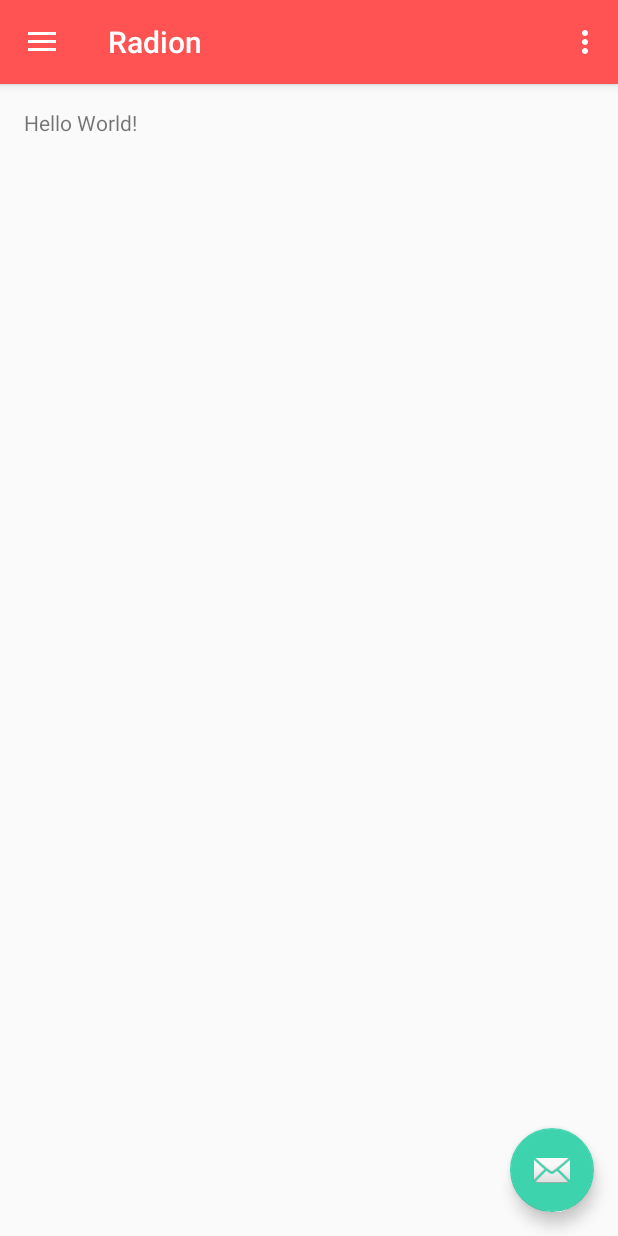
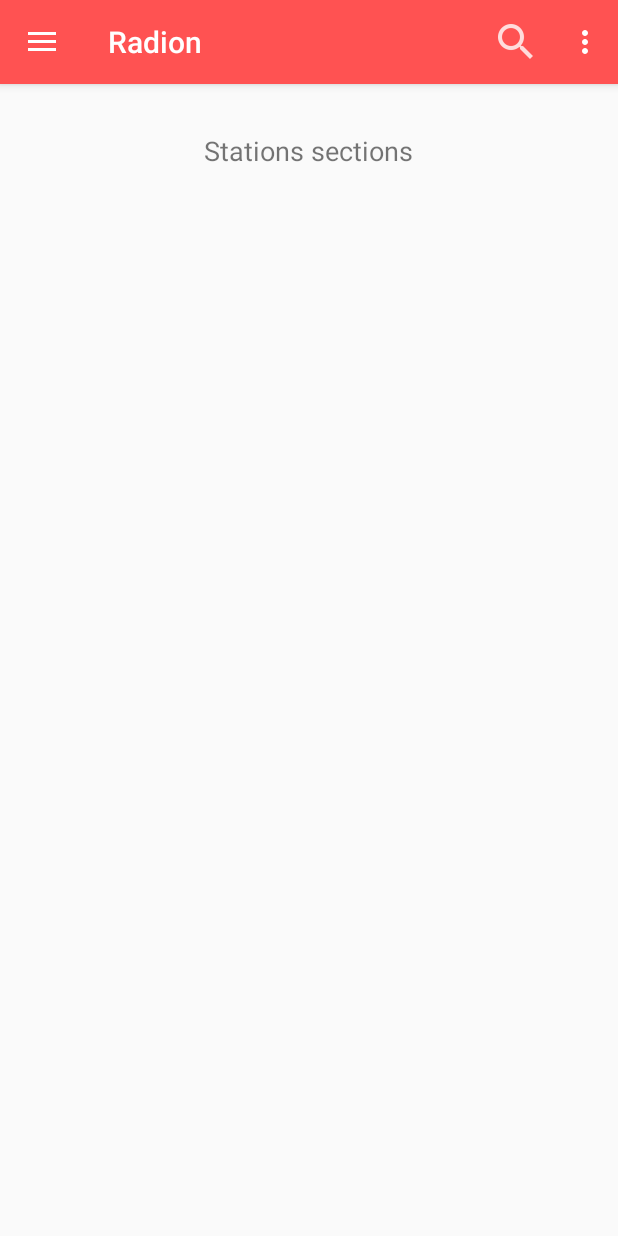
Before and after one commit to Psykotik/Radion-Android, an Android app: the screen it shows after launch (MainActivity), in the side drawer, after a tap on "Stations", on a phone screen of 412 x 824 dp. Run offline under Robolectric (Android 15) with nearby library versions, the phone set to English and light mode, and no system bars.

Commit message:
[Misc] I'm back
Dunno what i’ve to put on title. Too many things, bad idea to commit
after that but i’ve to do

```diff
--- a/Radion/app/src/main/java/fr/jordanlambert/radion/MainActivity.java
+++ b/Radion/app/src/main/java/fr/jordanlambert/radion/MainActivity.java
@@ -1,8 +1,12 @@
 package fr.jordanlambert.radion;
 
+import android.app.SearchManager;
 import android.os.Bundle;
 import android.support.design.widget.FloatingActionButton;
 import android.support.design.widget.Snackbar;
+import android.support.v4.view.MenuItemCompat;
+import android.support.v7.widget.SearchView;
+import android.view.MenuInflater;
 import android.view.View;
 import android.support.design.widget.NavigationView;
 import android.support.v4.view.GravityCompat;
@@ -12,6 +16,7 @@
 import android.support.v7.widget.Toolbar;
 import android.view.Menu;
 import android.view.MenuItem;
+import android.widget.TextView;
 
 public class MainActivity extends AppCompatActivity
         implements NavigationView.OnNavigationItemSelectedListener {
@@ -23,15 +28,6 @@
         Toolbar toolbar = (Toolbar) findViewById(R.id.toolbar);
         setSupportActionBar(toolbar);
 
-        FloatingActionButton fab = (FloatingActionButton) findViewById(R.id.fab);
-        fab.setOnClickListener(new View.OnClickListener() {
-            @Override
-            public void onClick(View view) {
-                Snackbar.make(view, "Replace with your own action", Snackbar.LENGTH_LONG)
-                        .setAction("Action", null).show();
-            }
-        });
-
         DrawerLayout drawer = (DrawerLayout) findViewById(R.id.drawer_layout);
         ActionBarDrawerToggle toggle = new ActionBarDrawerToggle(
                 this, drawer, toolbar, R.string.navigation_drawer_open, R.string.navigation_drawer_close);
@@ -40,6 +36,7 @@
 
         NavigationView navigationView = (NavigationView) findViewById(R.id.nav_view);
         navigationView.setNavigationItemSelectedListener(this);
+
     }
 
     @Override
@@ -56,6 +53,11 @@
     public boolean onCreateOptionsMenu(Menu menu) {
         // Inflate the menu; this adds items to the action bar if it is present.
         getMenuInflater().inflate(R.menu.main, menu);
+
+        // Retrieve the SearchView and plug it into SearchManager
+        final SearchView searchView = (SearchView) MenuItemCompat.getActionView(menu.findItem(R.id.action_search));
+        SearchManager searchManager = (SearchManager) getSystemService(SEARCH_SERVICE);
+        searchView.setSearchableInfo(searchManager.getSearchableInfo(getComponentName()));
         return true;
     }
 
@@ -80,13 +82,25 @@
         // Handle navigation view item clicks here.
         int id = item.getItemId();
 
-        if (id == R.id.nav_camera) {
-            // Handle the camera action
-        } else if (id == R.id.nav_gallery) {
+        TextView t;
+        t=new TextView(this);
 
-        } else if (id == R.id.nav_slideshow) {
+        t=(TextView)findViewById(R.id.test);
 
-        } else if (id == R.id.nav_manage) {
+        if (id == R.id.nav_games) {
+            t.setText("Games sections");
+
+        } else if (id == R.id.nav_stations) {
+            t.setText("Stations sections");
+
+        } else if (id == R.id.nav_discover) {
+            t.setText("Discover sections");
+
+        } else if (id == R.id.nav_news) {
+            t.setText("News sections");
+
+        } else if (id == R.id.nav_settings) {
+            t.setText("Settings sections");
 
         } else if (id == R.id.nav_share) {
 
--- a/Radion/app/src/main/res/drawable/side_nav_bar.xml
+++ b/Radion/app/src/main/res/drawable/side_nav_bar.xml
@@ -1,9 +1,9 @@
 <shape xmlns:android="http://schemas.android.com/apk/res/android"
     android:shape="rectangle">
     <gradient
-        android:angle="135"
+        android:angle="0"
         android:centerColor="@color/colorAccent"
-        android:endColor="@color/colorAccent"
+        android:endColor="@color/colorPrimary"
         android:startColor="@color/colorAccent"
         android:type="linear" />
 </shape>
--- a/Radion/app/src/main/res/layout/app_bar_main.xml
+++ b/Radion/app/src/main/res/layout/app_bar_main.xml
@@ -23,12 +23,4 @@
 
     <include layout="@layout/content_main" />
 
-    <android.support.design.widget.FloatingActionButton
-        android:id="@+id/fab"
-        android:layout_width="wrap_content"
-        android:layout_height="wrap_content"
-        android:layout_gravity="bottom|end"
-        android:layout_margin="@dimen/fab_margin"
-        app:srcCompat="@android:drawable/ic_dialog_email" />
-
 </android.support.design.widget.CoordinatorLayout>
--- a/Radion/app/src/main/res/layout/content_main.xml
+++ b/Radion/app/src/main/res/layout/content_main.xml
@@ -16,5 +16,10 @@
     <TextView
         android:layout_width="wrap_content"
         android:layout_height="wrap_content"
-        android:text="Hello World!" />
+        android:text="Root view (shouldnt be viewed)"
+        android:id="@+id/test"
+        android:layout_marginTop="16dp"
+        android:textSize="18sp"
+        android:layout_alignParentTop="true"
+        android:layout_centerHorizontal="true" />
 </RelativeLayout>
--- a/Radion/app/src/main/res/menu/main.xml
+++ b/Radion/app/src/main/res/menu/main.xml
@@ -6,4 +6,11 @@
         android:orderInCategory="100"
         android:title="@string/action_settings"
         app:showAsAction="never" />
+
+    <item
+        android:id="@+id/action_search"
+        android:icon="@drawable/ic_search"
+        android:title="@string/search_title"
+        app:actionViewClass="android.support.v7.widget.SearchView"
+        app:showAsAction="ifRoom|collapseActionView" />
 </menu>
--- a/Radion/app/src/main/res/values/colors.xml
+++ b/Radion/app/src/main/res/values/colors.xml
@@ -1,6 +1,6 @@
 <?xml version="1.0" encoding="utf-8"?>
 <resources>
     <color name="colorPrimary">#ff5252</color>
-    <color name="colorPrimaryDark">#e24242</color>
+    <color name="colorPrimaryDark">#FF9F3939</color> <!-- e24242 -->
     <color name="colorAccent">#3cd3ad</color>
 </resources>
--- a/Radion/app/src/main/res/values/strings.xml
+++ b/Radion/app/src/main/res/values/strings.xml
@@ -5,4 +5,5 @@
     <string name="navigation_drawer_close">Close navigation drawer</string>
 
     <string name="action_settings">Settings</string>
+    <string name="search_title">Search</string>
 </resources>
```
Also changed, not shown: Radion/app/src/main/res/drawable/ic_games_black_24dp.xml (deleted, +0 -9 lines), Radion/app/src/main/res/drawable/ic_menu_camera.xml (deleted, +0 -12 lines), Radion/app/src/main/res/drawable/ic_menu_gallery.xml (deleted, +0 -9 lines), Radion/app/src/main/res/drawable/ic_menu_manage.xml (deleted, +0 -9 lines), Radion/app/src/main/res/drawable/ic_menu_slideshow.xml (deleted, +0 -9 lines), Radion/app/src/main/res/drawable-hdpi/ic_search.png (added), Radion/app/src/main/res/drawable-mdpi/ic_search.png (added), Radion/app/src/main/res/drawable-xhdpi/ic_search.png (added), Radion/app/src/main/res/drawable-xxhdpi/ic_search.png (added).
